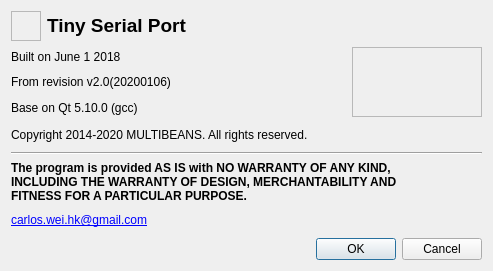
The window that aboutdialog.ui (carloscn/tinyserial) describes before a commit, drawn with Qt 5.
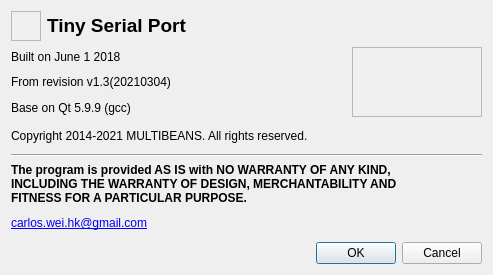
The same window after the commit. Icons and pictures are not drawn.

The edit to the form file:
```diff
--- a/aboutdialog.ui
+++ b/aboutdialog.ui
@@ -7,7 +7,7 @@
     <x>0</x>
     <y>0</y>
     <width>493</width>
-    <height>271</height>
+    <height>275</height>
    </rect>
   </property>
   <property name="windowTitle">
@@ -67,14 +67,14 @@
        <item>
         <widget class="QLabel" name="label_8">
          <property name="text">
-          <string>From revision v2.0(20200106)</string>
+          <string>From revision v1.3(20210304)</string>
          </property>
         </widget>
        </item>
        <item>
         <widget class="QLabel" name="label_5">
          <property name="text">
-          <string>Base on Qt 5.10.0 (gcc)</string>
+          <string>Base on Qt 5.9.9 (gcc)</string>
          </property>
         </widget>
        </item>
@@ -110,7 +110,7 @@
    <item>
     <widget class="QLabel" name="label_9">
      <property name="text">
-      <string>Copyright 2014-2020 MULTIBEANS. All rights reserved.</string>
+      <string>Copyright 2014-2021 MULTIBEANS. All rights reserved.</string>
      </property>
     </widget>
    </item>
```
